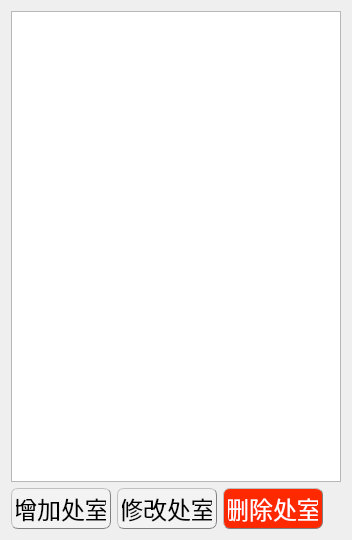
This is dptmanagedialog.ui in EsZHU/QtExamSystem as Qt 5 draws it before an edit. The edited form follows.
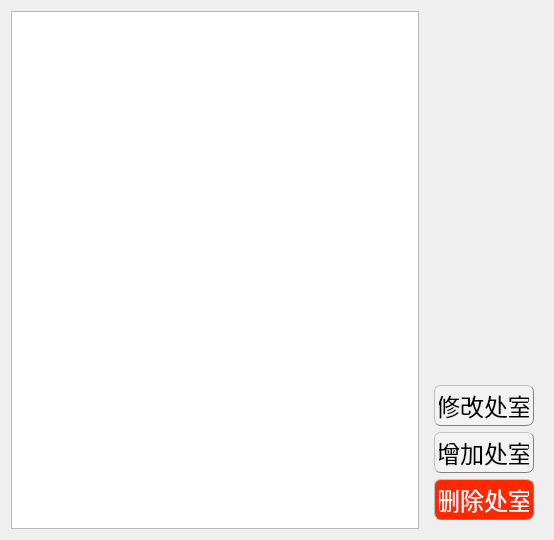
This is the edited form.

What changed in the file:
```diff
--- a/dptmanagedialog.ui
+++ b/dptmanagedialog.ui
@@ -6,7 +6,7 @@
    <rect>
     <x>0</x>
     <y>0</y>
-    <width>352</width>
+    <width>554</width>
     <height>540</height>
    </rect>
   </property>
@@ -18,7 +18,7 @@
   </property>
   <property name="maximumSize">
    <size>
-    <width>352</width>
+    <width>16777215</width>
     <height>16777215</height>
    </size>
   </property>
@@ -26,35 +26,6 @@
    <string>Form</string>
   </property>
   <layout class="QGridLayout" name="gridLayout">
-   <item row="1" column="0">
-    <widget class="QPushButton" name="addDptButton">
-     <property name="minimumSize">
-      <size>
-       <width>100</width>
-       <height>28</height>
-      </size>
-     </property>
-     <property name="maximumSize">
-      <size>
-       <width>100</width>
-       <height>16777215</height>
-      </size>
-     </property>
-     <property name="font">
-      <font>
-       <pointsize>18</pointsize>
-      </font>
-     </property>
-     <property name="styleSheet">
-      <string notr="true">QPushButton{background-color: rgb(243, 243, 243);border:0.5px groove gray;border-radius:7px;padding:2px 4px;border-style: outset;}
-QPushButton:hover{background-color:rgb(229, 241, 251); color: black;}
-QPushButton:pressed{background-color:rgb(191, 190, 192);border-style: inset;}</string>
-     </property>
-     <property name="text">
-      <string>增加处室</string>
-     </property>
-    </widget>
-   </item>
    <item row="0" column="0" colspan="4">
     <widget class="QTableWidget" name="tableWidget">
      <property name="font">
@@ -64,7 +35,23 @@
      </property>
     </widget>
    </item>
-   <item row="1" column="1">
+   <item row="0" column="4">
+    <widget class="QWidget" name="widget" native="true">
+     <layout class="QVBoxLayout" name="verticalLayout">
+      <item>
+       <spacer name="verticalSpacer">
+        <property name="orientation">
+         <enum>Qt::Vertical</enum>
+        </property>
+        <property name="sizeHint" stdset="0">
+         <size>
+          <width>20</width>
+          <height>40</height>
+         </size>
+        </property>
+       </spacer>
+      </item>
+      <item>
     <widget class="QPushButton" name="changeDptButton">
      <property name="minimumSize">
       <size>
@@ -93,7 +80,36 @@
      </property>
     </widget>
    </item>
-   <item row="1" column="2" colspan="2">
+      <item>
+       <widget class="QPushButton" name="addDptButton">
+        <property name="minimumSize">
+         <size>
+          <width>100</width>
+          <height>28</height>
+         </size>
+        </property>
+        <property name="maximumSize">
+         <size>
+          <width>100</width>
+          <height>16777215</height>
+         </size>
+        </property>
+        <property name="font">
+         <font>
+          <pointsize>18</pointsize>
+         </font>
+        </property>
+        <property name="styleSheet">
+         <string notr="true">QPushButton{background-color: rgb(243, 243, 243);border:0.5px groove gray;border-radius:7px;padding:2px 4px;border-style: outset;}
+QPushButton:hover{background-color:rgb(229, 241, 251); color: black;}
+QPushButton:pressed{background-color:rgb(191, 190, 192);border-style: inset;}</string>
+        </property>
+        <property name="text">
+         <string>增加处室</string>
+        </property>
+       </widget>
+      </item>
+      <item>
     <widget class="QPushButton" name="deleteDptButton">
      <property name="minimumSize">
       <size>
@@ -120,6 +136,9 @@
      <property name="text">
       <string>删除处室</string>
      </property>
+       </widget>
+      </item>
+     </layout>
     </widget>
    </item>
   </layout>
```
Lines whose indentation alone changed are shown as unchanged.
